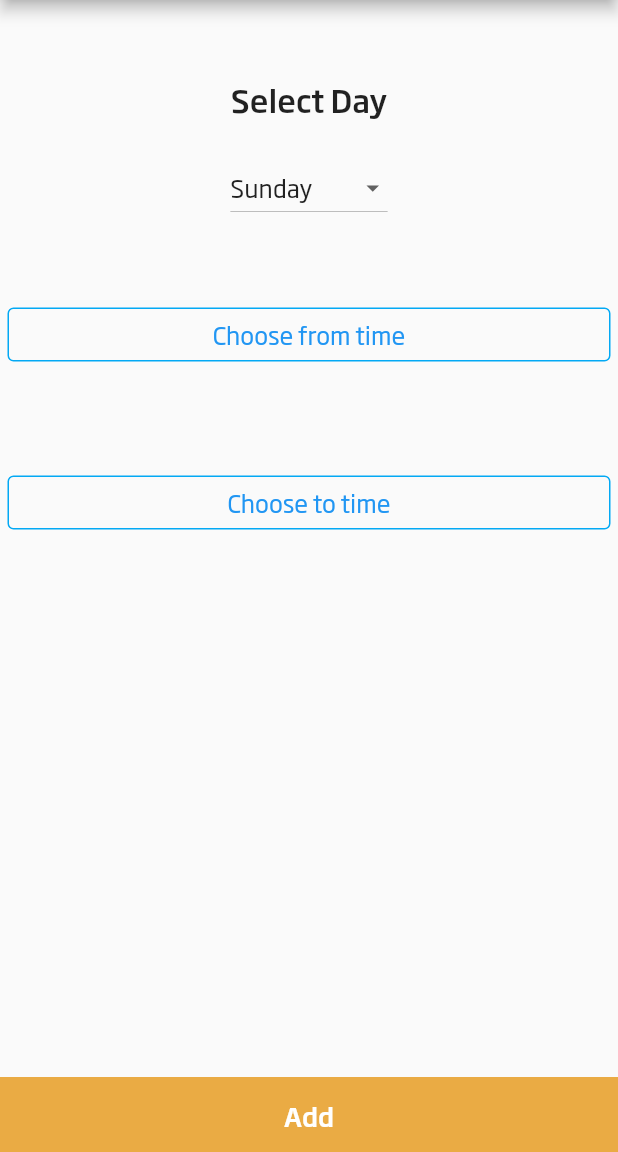
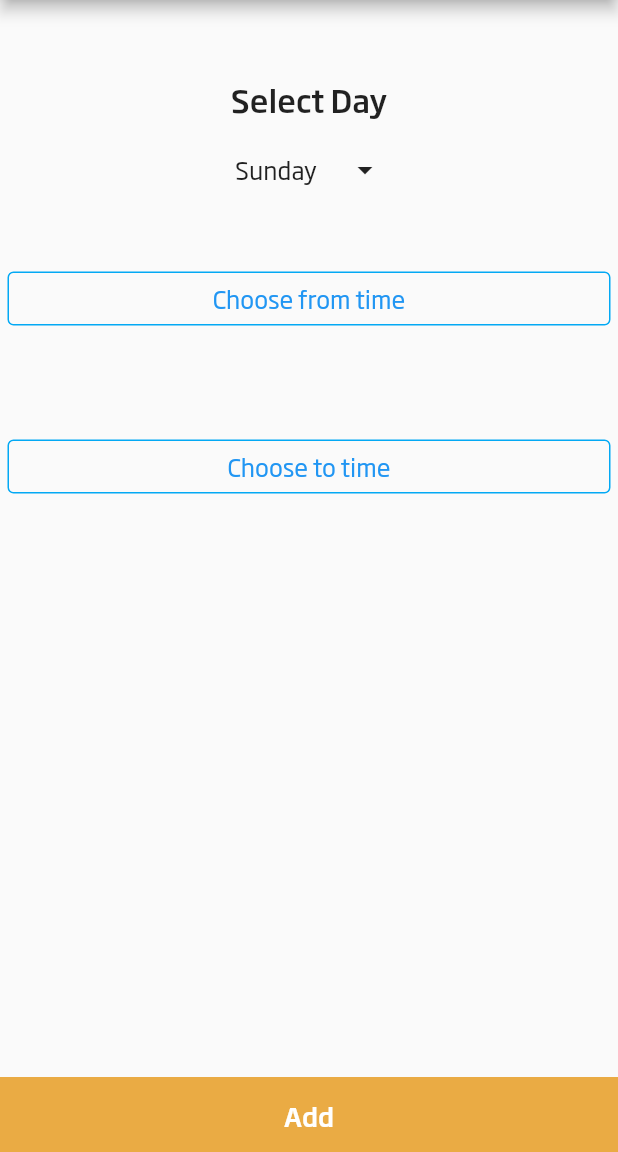
Before and after one commit to Saiprasad122/fitness99, a Flutter app: the PreferenceTimeAdd screen opened by its route, on a phone screen of 412 x 824 dp, the part 84-1236 px from its top. Run offline on Flutter 3.47's test engine with Material 2 defaults, Android fonts, the phone set to English and light mode, and no system bars; our stand-ins replace cached_network_image, cloud_firestore, dio, equatable, firebase_auth, firebase_core and 13 more; missing offline and left inert: cloud_firestore_web, connectivity_for_web, firebase_auth_web, firebase_core_web, image_picker_for_web, shared_preferences_web; accounts and stored records are empty; generated files the repository leaves out were written again; network calls fail; statements that could not run were skipped; project files that could hold a hidden picture were left out.

```diff
--- a/lib/controllers/profile_screen/preference_time_controller.dart
+++ b/lib/controllers/profile_screen/preference_time_controller.dart
@@ -5,6 +5,7 @@ class PreferenceTimeController extends GetxController {
   Rx<String> fromTime = ''.obs;
   Rx<String> toTime = ''.obs;
   final currentTime = TimeOfDay.now();
+  final selectedDay = 'Sunday'.obs;
   final dropdownValue = 'Sunday'.obs;
   final days = [
     'Sunday',
--- a/lib/views/profile_screen/preference_time_add.dart
+++ b/lib/views/profile_screen/preference_time_add.dart
@@ -4,6 +4,8 @@ import 'package:fitness_99/global/utils/fontsAndSizes.dart';
 import 'package:fitness_99/global/widgets/custom_buttom_button.dart';
 import 'package:flutter/material.dart';
 import 'package:get/get.dart';
+
+import 'widget/week_dialog_box.dart';
 
 class PreferenceTimeAdd extends StatelessWidget {
   final controller = Get.put(PreferenceTimeController());
@@ -36,28 +38,50 @@ class PreferenceTimeAdd extends StatelessWidget {
                   style: TextStyles.sgproMedium.f26,
                 ),
                 const SizedBox(height: 20),
-                Obx(
-                  () => DropdownButton(
-                    value: controller.dropdownValue.value,
-                    icon: const Icon(Icons.arrow_drop_down),
-                    iconSize: 20,
-                    onChanged: (String? newValue) {
-                      controller.onChangeDropdownValue(newValue!);
-                    },
-                    items: controller.days
-                        .map<DropdownMenuItem<String>>((String value) {
-                      return DropdownMenuItem(
-                        child: Center(
-                          child: Text(
-                            value,
-                            style: TextStyles.sgproRegular.f20,
-                          ),
+                InkWell(
+                  child: Row(
+                    mainAxisAlignment: MainAxisAlignment.center,
+                    children: [
+                      Obx(
+                        () => Text(
+                          controller.selectedDay.value,
+                          style: TextStyles.sgproRegular.f20,
                         ),
-                        value: value,
-                      );
-                    }).toList(),
+                      ),
+                      const SizedBox(width: 20),
+                      Icon(Icons.arrow_drop_down)
+                    ],
                   ),
+                  onTap: () {
+                    showDialog(
+                      context: context,
+                      builder: (context) =>
+                          WeekDialoagBox(controller: controller),
+                    );
+                  },
                 ),
+                // Obx(
+                //   () => DropdownButton(
+                //     value: controller.dropdownValue.value,
+                //     icon: const Icon(Icons.arrow_drop_down),
+                //     iconSize: 20,
+                //     onChanged: (String? newValue) {
+                //       controller.onChangeDropdownValue(newValue!);
+                //     },
+                //     items: controller.days
+                //         .map<DropdownMenuItem<String>>((String value) {
+                //       return DropdownMenuItem(
+                //         child: Center(
+                //           child: Text(
+                //             value,
+                //             style: TextStyles.sgproRegular.f20,
+                //           ),
+                //         ),
+                //         value: value,
+                //       );
+                //     }).toList(),
+                //   ),
+                // ),
                 const SizedBox(height: 50),
                 SizedBox(
                   width: AppSizedBoxConfigs.screenWidth - 10,
```
Also changed, not shown: lib/controllers/profile_screen/edit_profile_controller.dart (+109 -106 lines), lib/views/profile_screen/edit_profile.dart (+3 -5 lines), lib/views/profile_screen/widget/image_dialog_box.dart (renamed from lib/views/profile_screen/widget/dialog_box.dart, +12 -5 lines), lib/views/profile_screen/widget/week_dialog_box.dart (added, +44 -0 lines), 1 other file.
